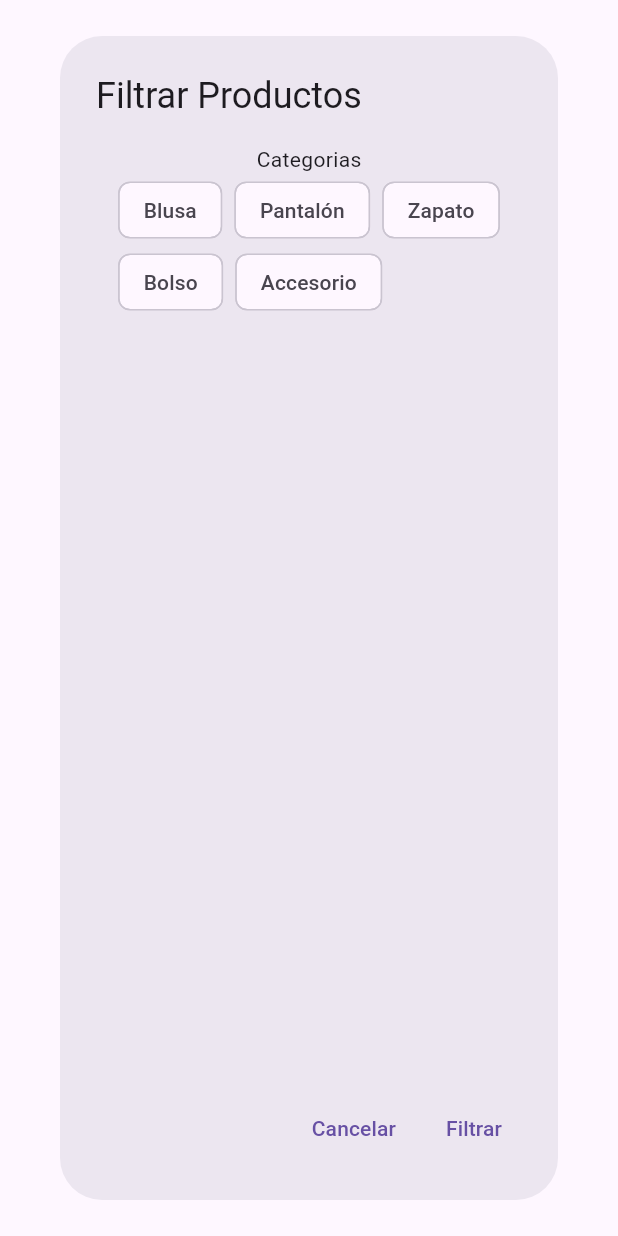
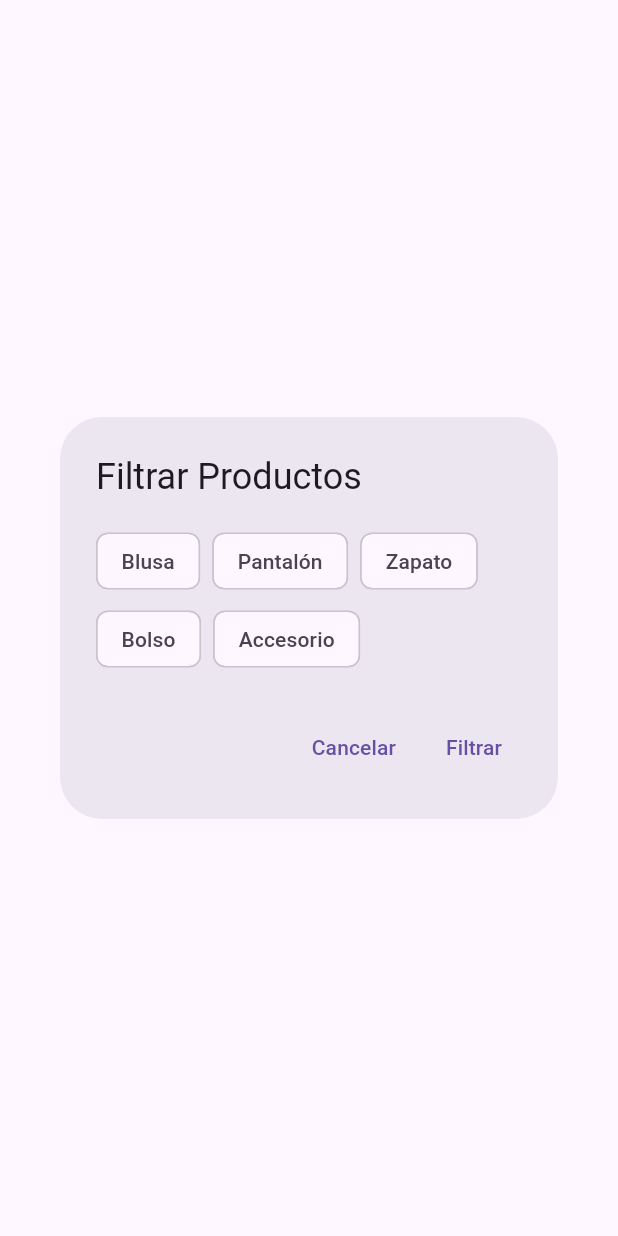
Before and after one commit to VarEros/on_invent, a Flutter app: the FilterDialog widget shown alone on an empty page, opened directly with empty values, on a phone screen of 412 x 824 dp. Run offline on Flutter 3.47's test engine with Material 3 defaults, Android fonts, the light colour scheme and no system bars; our stand-ins replace image_picker; missing offline and left inert: flutter_iconpicker.

Commit message:
filter by category working, search not contemplate

```diff
--- a/lib/screen.dart
+++ b/lib/screen.dart
@@ -63,6 +63,7 @@ class _ScreenState extends State<Screen> {
           mainAxisAlignment: MainAxisAlignment.end,
           children: [
             if (currentPageIndex == 1) FloatingActionButton(
+              heroTag: 'changeView',
               mini: true,
               onPressed: () {
                 setState(() {
@@ -73,6 +74,7 @@ class _ScreenState extends State<Screen> {
             ),
             const SizedBox(height: 10),
             if (currentPageIndex <= 1) FloatingActionButton(
+              heroTag: 'add',
               onPressed: () {
                 Navigator.push(
                   context,
--- a/lib/widgets/filter_dialog.dart
+++ b/lib/widgets/filter_dialog.dart
@@ -25,11 +25,9 @@ class _FilterDialogState extends State<FilterDialog> {
   Widget build(BuildContext context){
     return AlertDialog(
       title: const Text('Filtrar Productos'),
-      content: Column(
-        children: [
-          const Text('Categorias'),
-          Wrap(
+      content: Wrap(
         spacing: 8.0,
+        runSpacing: 4.0,
         children: categoryList.map((category) {
           return FilterChip(
             label: Text(category.name),
@@ -45,8 +43,6 @@ class _FilterDialogState extends State<FilterDialog> {
             },
           );
         }).toList(),
-          ),
-        ],
       ),
       actions: [
         TextButton(
```
Also changed, not shown: lib/screens/product_list_screen.dart (+21 -5 lines). Lines whose indentation alone changed are shown as unchanged.
